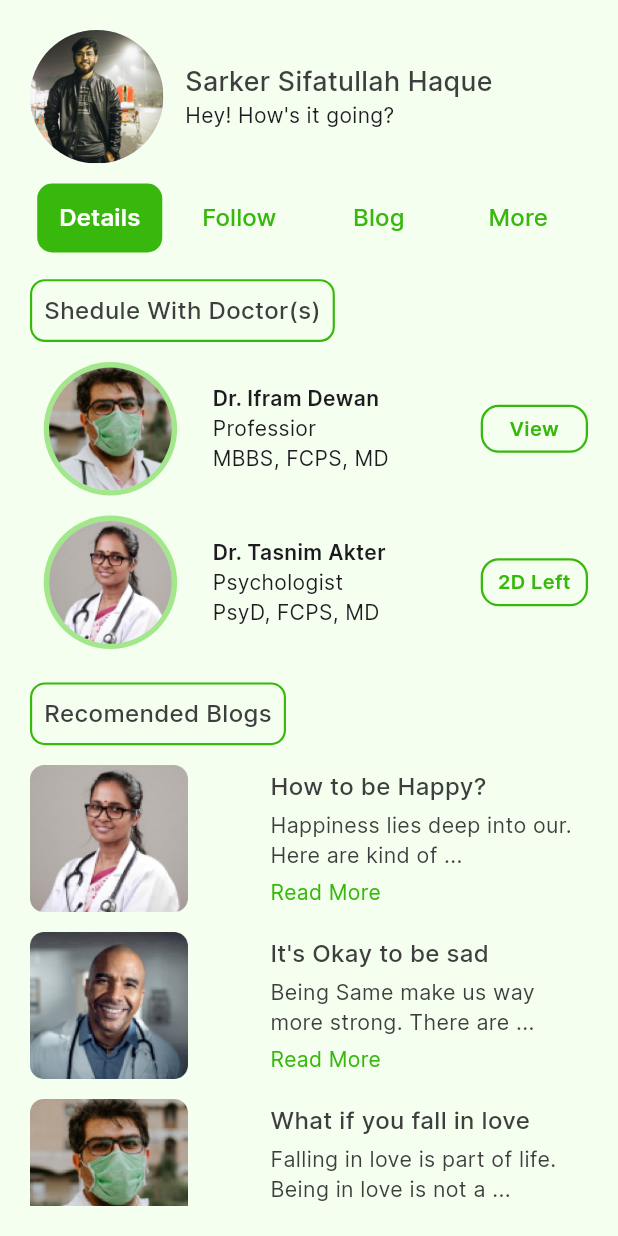
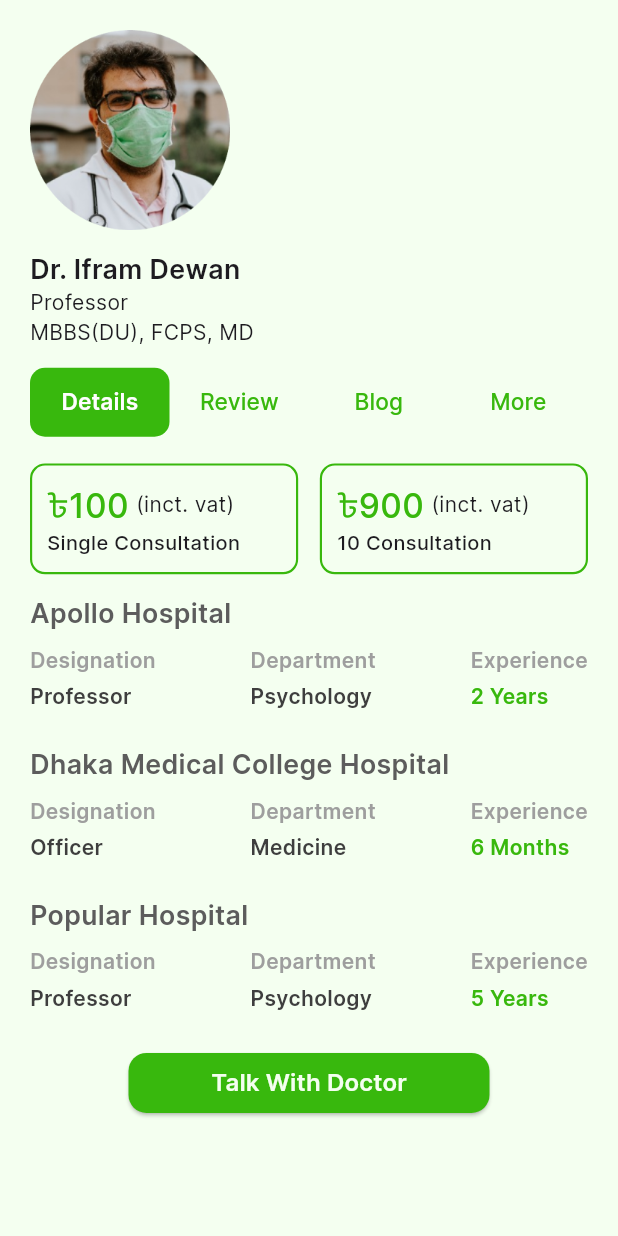
Before and after one commit to sifatullah-haque/HealthCoach, a Flutter app: the screen it shows after launch, on a phone screen of 412 x 824 dp. Run offline on Flutter 3.47's test engine with Material 3 defaults, Android fonts, the phone set to English and light mode, and no system bars; our stand-ins replace flutter_screenutil.

Commit message:
worked on the doctor page

```diff
--- a/health_coach/lib/main.dart
+++ b/health_coach/lib/main.dart
@@ -1,5 +1,6 @@
 import 'package:flutter/material.dart';
 import 'package:flutter_screenutil/flutter_screenutil.dart';
+import 'package:health_coach/pages/doctors_profile/doctors_profile.dart';
 import 'package:health_coach/pages/home_page/homepage.dart';
 
 import 'package:health_coach/pages/situation_test/test_result.dart';
@@ -22,7 +23,7 @@ class MyApp extends StatelessWidget {
           theme: ThemeData(
             fontFamily: "Inter",
           ),
-          home: UserProfile(),
+          home: DoctorsProfile(),
         );
       },
     );
--- /dev/null
+++ b/health_coach/lib/pages/doctors_profile/doctors_profile.dart
@@ -0,0 +1,301 @@
+import 'package:flutter/material.dart';
+import 'package:flutter_screenutil/flutter_screenutil.dart';
+import 'package:health_coach/const/button.dart';
+import 'package:health_coach/const/color_is.dart';
+import 'package:health_coach/const/userProfile_const/userProfile_const.dart';
+import 'package:health_coach/pages/situation_test/test_result.dart';
+
+class DoctorsProfile extends StatelessWidget {
+  const DoctorsProfile({Key? key});
+
+  @override
+  Widget build(BuildContext context) {
+    return Scaffold(
+      backgroundColor: Coloris.backgroundColor,
+      appBar: AppBar(
+        backgroundColor: Coloris.backgroundColor,
+        toolbarHeight: 0,
+        elevation: 0,
+      ),
+      body: Padding(
+        padding: const EdgeInsets.symmetric(
+          horizontal: 20.0,
+          vertical: 20.0,
+        ),
+        child: Column(
+          crossAxisAlignment: CrossAxisAlignment.start,
+          children: [
+            Column(
+              crossAxisAlignment: CrossAxisAlignment.start,
+              children: [
+                Image.asset(
+                  "assets/images/profile6.png",
+                  height: 150.h,
+                ),
+                SizedBox(height: 15.h),
+                Text("Dr. Ifram Dewan",
+                    style: TextStyle(
+                        fontWeight: FontWeight.w600, fontSize: 20.sp)),
+                Text("Professor"),
+                Text("MBBS(DU), FCPS, MD"),
+              ],
+            ),
+            SizedBox(height: 15.h),
+            Expanded(
+              child: DefaultTabController(
+                length: 4, // Number of tabs
+                child: Column(
+                  children: [
+                    TabBar(
+                      dividerColor: Colors.transparent,
+                      indicator: BoxDecoration(
+                        color: Coloris.green,
+                        borderRadius: BorderRadius.circular(10),
+                      ),
+                      indicatorSize: TabBarIndicatorSize.tab,
+                      indicatorWeight: 0,
+                      labelStyle: TextStyle(
+                        fontSize: 17.sp,
+                        fontWeight: FontWeight.w600,
+                        color: Colors.white,
+                      ),
+                      unselectedLabelStyle: TextStyle(
+                        fontSize: 17.sp,
+                        fontWeight: FontWeight.w500,
+                        color: Coloris.green,
+                      ),
+                      splashBorderRadius: BorderRadius.circular(10),
+                      tabs: const [
+                        Tab(text: "Details"),
+                        Tab(text: "Review"),
+                        Tab(text: "Blog"),
+                        Tab(text: "More"),
+                      ],
+                    ),
+                    SizedBox(height: 20.h),
+                    Expanded(
+                      child: TabBarView(
+                        children: [
+                          // Content for "Details" tab
+                          Container(
+                            child: Column(
+                              crossAxisAlignment: CrossAxisAlignment.start,
+                              children: [
+                                const TwoButtonDoctorPage(),
+                                SizedBox(height: 15.h),
+                                DoctorsInformation(
+                                  HospitalName: "Apollo Hospital",
+                                  Designation: "Professor",
+                                  Department: "Psychology",
+                                  Experience: "2 Years",
+                                ),
+                                SizedBox(height: 25.h),
+                                DoctorsInformation(
+                                  HospitalName:
+                                      "Dhaka Medical College Hospital",
+                                  Designation: "Officer",
+                                  Department: "Medicine",
+                                  Experience: "6 Months",
+                                ),
+                                SizedBox(height: 25.h),
+                                DoctorsInformation(
+                                  HospitalName: "Popular Hospital",
+                                  Designation: "Professor",
+                                  Department: "Psychology",
+                                  Experience: "5 Years",
+                                ),
+                                SizedBox(height: 25.h),
+                                Center(
+                                    child: button(
+                                        text: "Talk With Doctor", size: 250))
+                              ],
+                            ),
+                          ),
+                          // Content for "Follow" tab
+                          Container(
+                            child: Column(
+                              children: [],
+                            ),
+                          ),
+                          // Content for "Blog" tab
+                          Container(
+                            child: Center(
+                              child: Column(
+                                children: [],
+                              ),
+                            ),
+                          ),
+                          // Content for "More" tab
+                          Container(
+                            child: Center(
+                              child: Text("More Tab Content"),
+                            ),
+                          ),
+                        ],
+                      ),
+                    ),
+                  ],
+                ),
+              ),
+            ),
+          ],
+        ),
+      ),
+    );
+  }
+}
+
+class DoctorsInformation extends StatelessWidget {
+  final String HospitalName;
+  final String Designation;
+  final String Department;
+  final String Experience;
+  const DoctorsInformation({
+    super.key,
+    required this.HospitalName,
+    required this.Designation,
+    required this.Department,
+    required this.Experience,
+  });
+
+  @override
+  Widget build(BuildContext context) {
+    return Column(
+      crossAxisAlignment: CrossAxisAlignment.start,
+      children: [
+        Text(HospitalName,
+            style: TextStyle(
+                fontSize: 20.sp,
+                fontWeight: FontWeight.w600,
+                color: Coloris.liteGrey)),
+        SizedBox(height: 10.h),
+        Row(
+          mainAxisAlignment: MainAxisAlignment.spaceBetween,
+          children: [
+            Column(
+              crossAxisAlignment: CrossAxisAlignment.start,
+              children: [
+                Text("Designation",
+                    style: TextStyle(
+                        fontWeight: FontWeight.w600, color: Colors.grey[500])),
+                SizedBox(height: 5.h),
+                Text(Designation,
+                    style: const TextStyle(
+                        fontWeight: FontWeight.w600, color: Coloris.text)),
+              ],
+            ),
+            Column(
+              crossAxisAlignment: CrossAxisAlignment.start,
+              children: [
+                Text("Department",
+                    style: TextStyle(
+                        fontWeight: FontWeight.w600, color: Colors.grey[500])),
+                SizedBox(height: 5.h),
+                Text(Department,
+                    style: const TextStyle(
+                        fontWeight: FontWeight.w600, color: Coloris.text)),
+              ],
+            ),
+            Column(
+              crossAxisAlignment: CrossAxisAlignment.start,
+              children: [
+                Text("Experience",
+                    style: TextStyle(
+                        fontWeight: FontWeight.w600, color: Colors.grey[500])),
+                SizedBox(height: 5.h),
+                Text(Experience,
+                    style: const TextStyle(
+                        fontWeight: FontWeight.w600, color: Coloris.green)),
+              ],
+            )
+          ],
+        ),
+      ],
+    );
+  }
+}
+
+class TwoButtonDoctorPage extends StatelessWidget {
+  const TwoButtonDoctorPage({
+    super.key,
+  });
+
+  @override
+  Widget build(BuildContext context) {
+    return Row(
+      children: [
+        Expanded(
+          child: Container(
+              decoration: BoxDecoration(
+                border: Border.all(
+                  color: Coloris.green,
+                  width: 1.5.w,
+                ),
+                borderRadius: BorderRadius.circular(10),
+              ),
+              child: Padding(
+                padding: const EdgeInsets.all(10.0),
+                child: Column(
+                  crossAxisAlignment: CrossAxisAlignment.start,
+                  children: [
+                    Row(
+                      children: [
+                        Text("৳100",
+                            style: TextStyle(
+                              fontSize: 25.sp,
+                              fontWeight: FontWeight.w500,
+                              color: Coloris.green,
+                            )),
+                        SizedBox(width: 5.w),
+                        Text("(inct. vat)"),
+                      ],
+                    ),
+                    Text("Single Consultation",
+                        style: TextStyle(
+                          fontSize: 15.sp,
+                          fontWeight: FontWeight.w500,
+                        )),
+                  ],
+                ),
+              )),
+        ),
+        SizedBox(width: 15.w),
+        Expanded(
+          child: Container(
+              decoration: BoxDecoration(
+                border: Border.all(
+                  color: Coloris.green,
+                  width: 1.5.w,
+                ),
+                borderRadius: BorderRadius.circular(10),
+              ),
+              child: Padding(
+                padding: const EdgeInsets.all(10.0),
+                child: Column(
+                  crossAxisAlignment: CrossAxisAlignment.start,
+                  children: [
+                    Row(
+                      children: [
+                        Text("৳900",
+                            style: TextStyle(
+                              fontSize: 25.sp,
+                              fontWeight: FontWeight.w500,
+                              color: Coloris.green,
+                            )),
+                        SizedBox(width: 5.w),
+                        Text("(inct. vat)"),
+                      ],
+                    ),
+                    Text("10 Consultation",
+                        style: TextStyle(
+                          fontSize: 15.sp,
+                          fontWeight: FontWeight.w500,
+                        )),
+                  ],
+                ),
+              )),
+        ),
+      ],
+    );
+  }
+}
--- a/health_coach/lib/pages/user_profile/user_profile.dart
+++ b/health_coach/lib/pages/user_profile/user_profile.dart
@@ -67,12 +67,106 @@ class UserProfile extends StatelessWidget {
                           ),
                           // Content for "Follow" tab
                           Container(
-                            child: SingleChildScrollView(
+                            child: FollowTabBar(),
+                          ),
+                          // Content for "Blog" tab
+                          Container(
+                            child: Center(
+                              child: BlogTabBar(),
+                            ),
+                          ),
+                          // Content for "More" tab
+                          Container(
+                            child: Center(
+                              child: Text("More Tab Content"),
+                            ),
+                          ),
+                        ],
+                      ),
+                    ),
+                  ],
+                ),
+              ),
+            ),
+          ],
+        ),
+      ),
+    );
+  }
+}
+
+class BlogTabBar extends StatelessWidget {
+  const BlogTabBar({
+    super.key,
+  });
+
+  @override
+  Widget build(BuildContext context) {
+    return SingleChildScrollView(
+      child: Column(
+        crossAxisAlignment: CrossAxisAlignment.start,
+        children: [
+          const SectionWithGreenBorder(text: "From Doctors"),
+          SizedBox(height: 15.h),
+          DoctorsBlog(
+            image: "blog1.png",
+            title: "What if you fall in love",
+            description:
+                "Falling in love is part of life. Being in love is not a ...",
+          ),
+          SizedBox(height: 15.h),
+          DoctorsBlog(
+            image: "blog2.png",
+            title: "It's Okay to be sad",
+            description: "Being Same make us way more strong. There are ...",
+          ),
+          SizedBox(height: 15.h),
+          DoctorsBlog(
+            image: "blog3.png",
+            title: "How to be Happy?",
+            description: "Happiness lies deep into our. Here are kind of ...",
+          ),
+          SizedBox(height: 15.h),
+          const SectionWithGreenBorder(text: "From Consultants"),
+          SizedBox(height: 15.h),
+          DoctorsBlog(
+            image: "blog2.png",
+            title: "How to be Happy?",
+            description: "Happiness lies deep into our. Here are kind of ...",
+          ),
+          SizedBox(height: 15.h),
+          DoctorsBlog(
+            image: "blog1.png",
+            title: "It's Okay to be sad",
+            description: "Being Same make us way more strong. There are ...",
+          ),
+          SizedBox(height: 15.h),
+          DoctorsBlog(
+            image: "blog2.png",
+            title: "What if you fall in love",
+            description:
+                "Falling in love is part of life. Being in love is not a ...",
+          ),
+          SizedBox(height: 15.h),
+        ],
+      ),
+    );
+  }
+}
+
+class FollowTabBar extends StatelessWidget {
+  const FollowTabBar({
+    super.key,
+  });
+
+  @override
+  Widget build(BuildContext context) {
+    return SingleChildScrollView(
       child: Column(
         crossAxisAlignment: CrossAxisAlignment.start,
         children: [
           SizedBox(height: 15.h),
-                                  SectionWithGreenBorder(text: "Follow Doctos"),
+          const SectionWithGreenBorder(text: "Follow Doctos"),
           SizedBox(height: 15.h),
           const IconUserDoctorWithDesignation(
             image: "profile1.png",
@@ -95,8 +189,7 @@ class UserProfile extends StatelessWidget {
             education: "MBBS, FCPS, MD",
           ),
           SizedBox(height: 25.h),
-                                  SectionWithGreenBorder(
-                                      text: "Follow Consultant"),
+          const SectionWithGreenBorder(text: "Follow Consultant"),
           SizedBox(height: 15.h),
           const IconUserDoctorWithDesignation(
             image: "profile7.png",
@@ -121,30 +214,6 @@ class UserProfile extends StatelessWidget {
           SizedBox(height: 15.h),
         ],
       ),
-                            ),
-                          ),
-                          // Content for "Blog" tab
-                          Container(
-                            child: Center(
-                              child: Text("Blog Tab Content"),
-                            ),
-                          ),
-                          // Content for "More" tab
-                          Container(
-                            child: Center(
-                              child: Text("More Tab Content"),
-                            ),
-                          ),
-                        ],
-                      ),
-                    ),
-                  ],
-                ),
-              ),
-            ),
-          ],
-        ),
-      ),
     );
   }
 }
@@ -160,7 +229,7 @@ class DetailsTabBar extends StatelessWidget {
       child: Column(
         crossAxisAlignment: CrossAxisAlignment.start,
         children: [
-          SectionWithGreenBorder(
+          const SectionWithGreenBorder(
             text: "Shedule With Doctor(s)",
           ),
           SizedBox(
```
Lines whose indentation alone changed are shown as unchanged.
